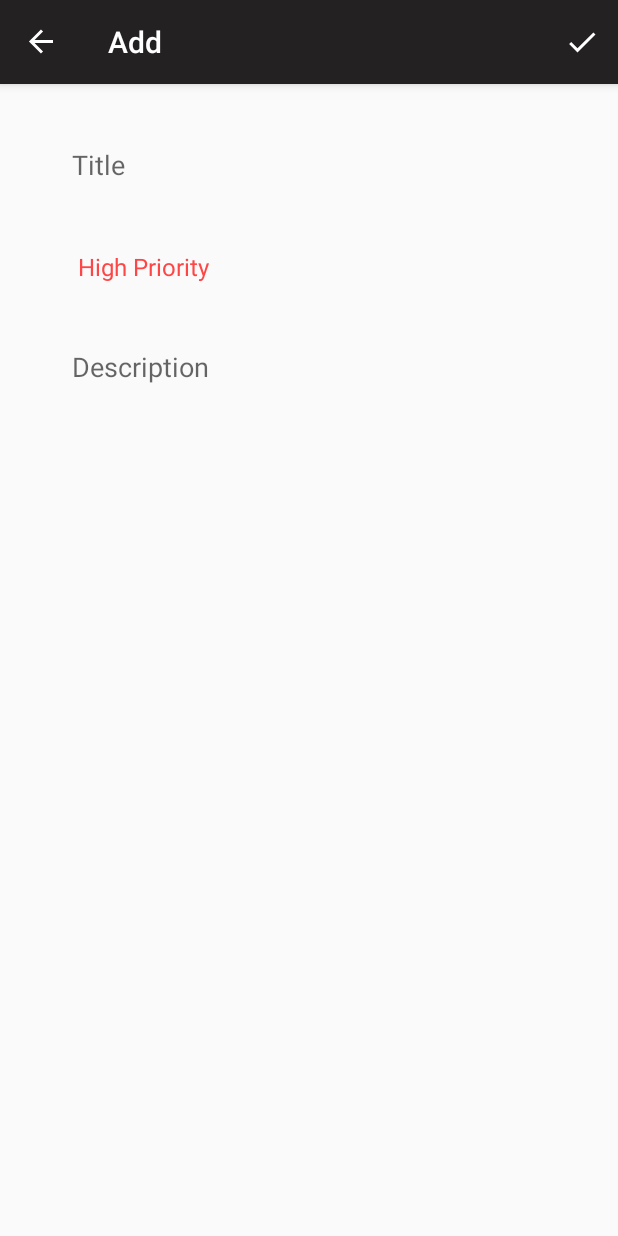
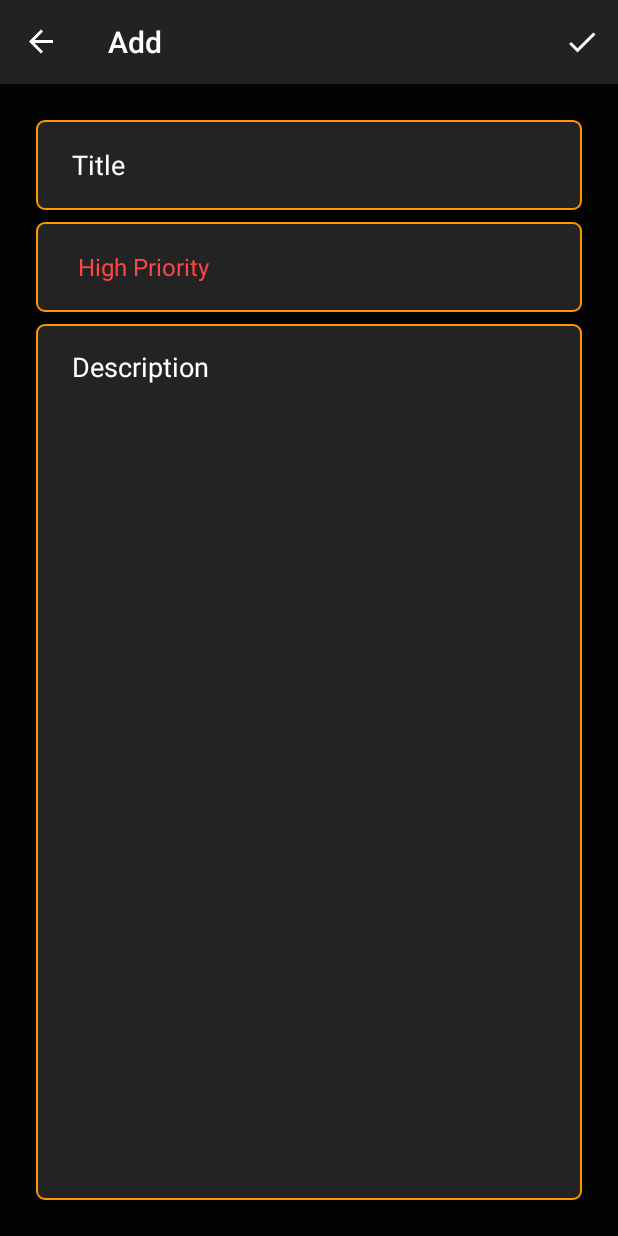
Before and after one commit to Fatih-Baser/ToDoListApp, an Android app: the AddFragment screen opened through its navigation route, on a phone screen of 412 x 824 dp. Run offline under Robolectric (Android 15) with nearby library versions, the phone set to English and light mode, and no system bars; our stand-ins replace Room's generated code, navigation-ui; 3 statements that could not run were skipped.

Commit message:
is finished

```diff
--- a/app/src/main/AndroidManifest.xml
+++ b/app/src/main/AndroidManifest.xml
@@ -5,11 +5,14 @@
     <application
         android:allowBackup="true"
         android:icon="@mipmap/ic_launcher"
+        android:fullBackupContent="true"
         android:label="@string/app_name"
         android:roundIcon="@mipmap/ic_launcher_round"
         android:supportsRtl="true"
         android:theme="@style/Theme.ToDoListApp">
-        <activity android:name=".MainActivity">
+        <activity android:name=".MainActivity"
+            android:windowSoftInputMode="adjustPan">
+
             <intent-filter>
                 <action android:name="android.intent.action.MAIN" />
 
--- a/app/src/main/res/drawable/custom_input.xml
+++ b/app/src/main/res/drawable/custom_input.xml
@@ -3,7 +3,7 @@
 
     <item android:state_enabled="true" android:state_focused="true">
         <shape android:shape="rectangle">
-            <solid android:color="@color/white"/>
+            <solid android:color="#AB353434"/>
             <stroke android:width="1dp" android:color="@color/colorPrimary"/>
             <corners android:radius="5dp"/>
         </shape>
@@ -11,8 +11,8 @@
 
     <item android:state_enabled="true">
         <shape android:shape="rectangle">
-            <solid android:color="@color/white"/>
-            <stroke android:width="1dp" android:color="@color/lightGray"/>
+            <solid android:color="#AB353434"/>
+            <stroke android:width="1dp" android:color="#FF9800"/>
             <corners android:radius="5dp"/>
         </shape>
     </item>
--- a/app/src/main/res/layout/fragment_add.xml
+++ b/app/src/main/res/layout/fragment_add.xml
@@ -4,6 +4,7 @@
     xmlns:tools="http://schemas.android.com/tools"
     android:layout_width="match_parent"
     android:layout_height="match_parent"
+    android:background="#030304"
     android:padding="24dp"
     tools:context=".AddFragment">
 
@@ -12,9 +13,11 @@
         android:id="@+id/title_et"
         android:layout_width="0dp"
         android:layout_height="60dp"
-        android:background="@android:color/transparent"
+        android:background="@drawable/custom_input"
         android:ems="10"
         android:hint="@string/title"
+        android:textColorHint="@color/white"
+        android:textColor="@color/white"
         android:inputType="textPersonName"
         android:paddingStart="24dp"
         android:paddingEnd="24dp"
@@ -28,7 +31,7 @@
         android:layout_width="0dp"
         android:layout_height="60dp"
         android:layout_marginTop="8dp"
-        android:background="@android:color/transparent"
+        android:background="@drawable/custom_input"
         android:entries="@array/priorities"
         android:paddingStart="20dp"
         android:paddingEnd="20dp"
@@ -41,9 +44,11 @@
         android:id="@+id/description_et"
         android:layout_width="0dp"
         android:layout_height="0dp"
+        android:textColorHint="@color/white"
         android:layout_marginTop="8dp"
-        android:background="@android:color/transparent"
+        android:background="@drawable/custom_input"
         android:ems="10"
+        android:textColor="@color/white"
         android:gravity="top|start"
         android:hint="@string/description"
         android:inputType="textMultiLine"
--- a/app/src/main/res/layout/fragment_update.xml
+++ b/app/src/main/res/layout/fragment_update.xml
@@ -13,6 +13,7 @@
         android:layout_width="match_parent"
         android:layout_height="match_parent"
         android:padding="24dp"
+        android:background="#030304"
         tools:context=".UpdateFragment">
 
         <EditText
@@ -23,7 +24,9 @@
             android:ems="10"
             android:hint="@string/title"
             android:inputType="textPersonName"
+            android:textColor="@color/white"
             android:paddingStart="24dp"
+            android:textColorHint="@color/white"
             android:paddingEnd="24dp"
             android:text="@{args.currentItem.title}"
             app:layout_constraintEnd_toEndOf="parent"
@@ -51,10 +54,12 @@
             android:layout_width="0dp"
             android:layout_height="0dp"
             android:layout_marginTop="8dp"
+            android:textColor="@color/white"
             android:background="@drawable/custom_input"
             android:ems="10"
             android:gravity="top|start"
             android:hint="@string/description"
+            android:textColorHint="@color/white"
             android:inputType="textMultiLine"
             android:paddingStart="24dp"
             android:paddingTop="16dp"
--- a/app/src/main/res/layout/row_layout.xml
+++ b/app/src/main/res/layout/row_layout.xml
@@ -47,7 +47,7 @@
                 android:layout_marginTop="16dp"
                 android:layout_marginEnd="16dp"
                 android:text="@{toDoData.title}"
-                android:textColor="@color/darkGray"
+                android:textColor="@color/white"
                 android:textSize="20sp"
                 android:textStyle="bold"
                 app:layout_constraintEnd_toStartOf="@+id/priority_indicator"
@@ -64,7 +64,7 @@
                 android:maxLength="300"
                 android:maxLines="10"
                 android:text="@{toDoData.description}"
-                android:textColor="@color/darkGray"
+                android:textColor="@color/white"
                 app:layout_constraintBottom_toBottomOf="parent"
                 app:layout_constraintEnd_toEndOf="parent"
                 app:layout_constraintHorizontal_bias="0.0"
```
